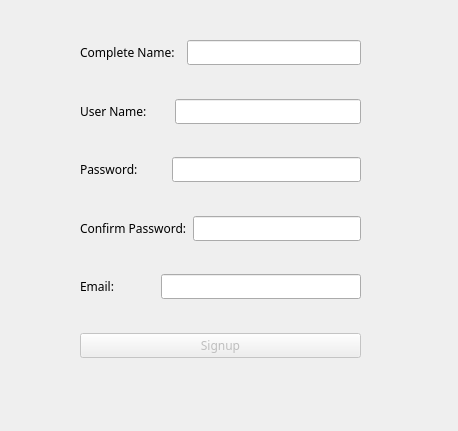
Old version of the form signup.ui in the repository AlirezaM02/AP_Project.
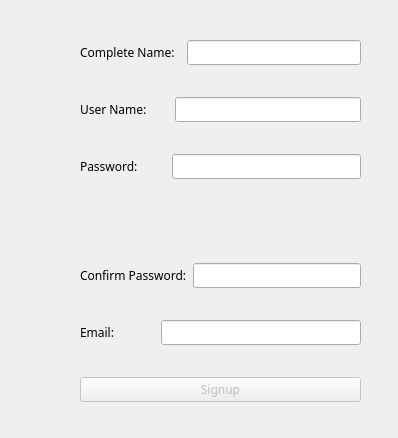
New version of the form.

Commit message: some bugs in signup class fixed... but lots of bugs and errors still remain

What changed in the file:
```diff
--- a/signup.ui
+++ b/signup.ui
@@ -6,8 +6,8 @@
    <rect>
     <x>0</x>
     <y>0</y>
-    <width>458</width>
-    <height>431</height>
+    <width>398</width>
+    <height>438</height>
    </rect>
   </property>
   <property name="windowTitle">
@@ -19,7 +19,7 @@
      <x>80</x>
      <y>40</y>
      <width>281</width>
-     <height>318</height>
+     <height>362</height>
     </rect>
    </property>
    <property name="font">
@@ -55,6 +55,11 @@
     </item>
     <item>
      <widget class="QLabel" name="nameerrorlbl">
+      <property name="font">
+       <font>
+        <family>MS Shell Dlg 2</family>
+       </font>
+      </property>
       <property name="text">
        <string/>
       </property>
@@ -87,6 +92,11 @@
     </item>
     <item>
      <widget class="QLabel" name="usererrorlbl">
+      <property name="font">
+       <font>
+        <family>MS Shell Dlg 2</family>
+       </font>
+      </property>
       <property name="text">
        <string/>
       </property>
@@ -119,6 +129,35 @@
     </item>
     <item>
      <widget class="QLabel" name="passworderrorlbl">
+      <property name="font">
+       <font>
+        <family>MS Shell Dlg 2</family>
+       </font>
+      </property>
+      <property name="text">
+       <string/>
+      </property>
+     </widget>
+    </item>
+    <item>
+     <widget class="QLabel" name="passworderrorlbl_2">
+      <property name="font">
+       <font>
+        <family>MS Shell Dlg 2</family>
+       </font>
+      </property>
+      <property name="text">
+       <string/>
+      </property>
+     </widget>
+    </item>
+    <item>
+     <widget class="QLabel" name="passworderrorlbl_3">
+      <property name="font">
+       <font>
+        <family>MS Shell Dlg 2</family>
+       </font>
+      </property>
       <property name="text">
        <string/>
       </property>
@@ -151,6 +190,11 @@
     </item>
     <item>
      <widget class="QLabel" name="confirmpasserrorlbl">
+      <property name="font">
+       <font>
+        <family>MS Shell Dlg 2</family>
+       </font>
+      </property>
       <property name="text">
        <string/>
       </property>
@@ -183,6 +227,11 @@
     </item>
     <item>
      <widget class="QLabel" name="emailerrorlbl">
+      <property name="font">
+       <font>
+        <family>MS Shell Dlg 2</family>
+       </font>
+      </property>
       <property name="text">
        <string/>
       </property>
```
Left out of the diff: 13 changed lines with no effect on the pictures. The commit also changes 5 other files.
